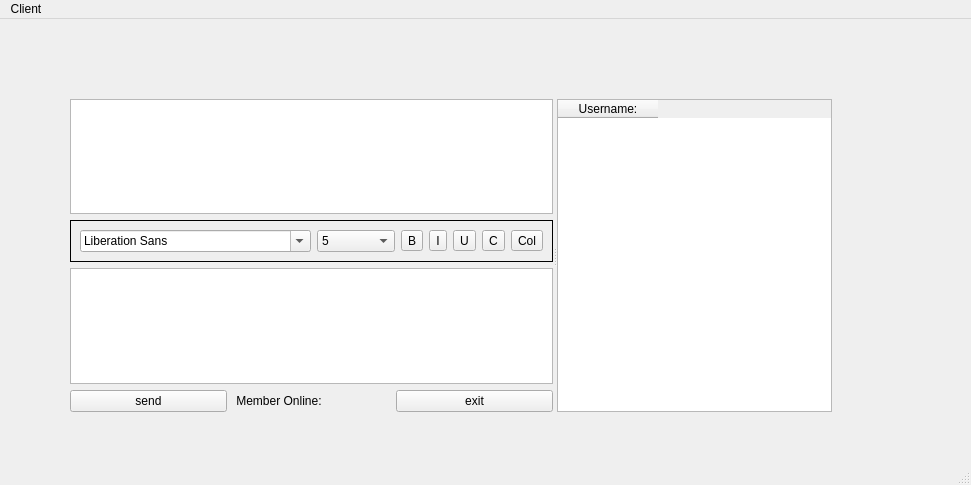
xxzh12/OS_and_Linux_HomeWork, file TcpClient/clientwindow.ui: the form before one commit.
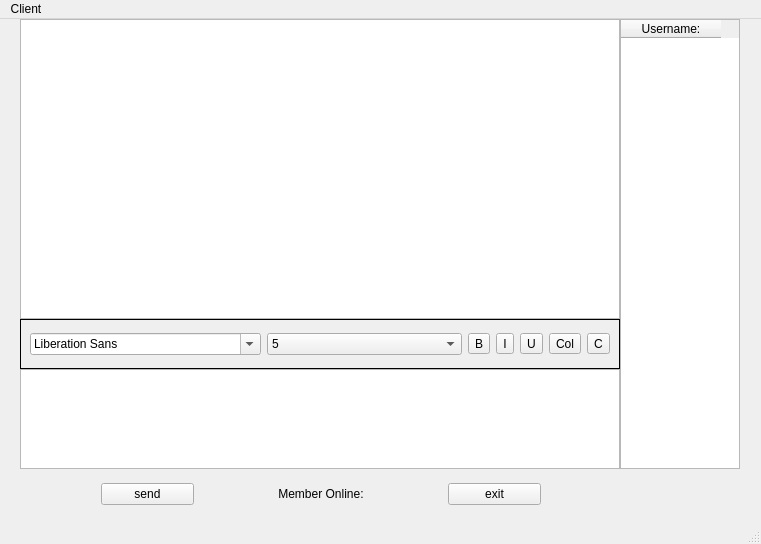
The form after the commit.

```diff
--- a/TcpClient/clientwindow.ui
+++ b/TcpClient/clientwindow.ui
@@ -6,37 +6,38 @@
    <rect>
     <x>0</x>
     <y>0</y>
-    <width>971</width>
-    <height>485</height>
+    <width>761</width>
+    <height>544</height>
    </rect>
   </property>
   <property name="windowTitle">
    <string>MainWindow</string>
   </property>
   <widget class="QWidget" name="centralwidget">
-   <widget class="QSplitter" name="splitter">
+   <widget class="QTableWidget" name="tableWidget">
     <property name="geometry">
      <rect>
-      <x>70</x>
-      <y>80</y>
-      <width>762</width>
-      <height>313</height>
+      <x>620</x>
+      <y>0</y>
+      <width>120</width>
+      <height>450</height>
      </rect>
     </property>
-    <property name="orientation">
-     <enum>Qt::Horizontal</enum>
-    </property>
-    <widget class="QWidget" name="">
-     <layout class="QVBoxLayout" name="verticalLayout_3">
-      <item>
-       <layout class="QVBoxLayout" name="verticalLayout_2">
-        <item>
-         <widget class="QTextBrowser" name="textBrowser"/>
-        </item>
-        <item>
-         <layout class="QVBoxLayout" name="verticalLayout">
-          <item>
+    <column>
+     <property name="text">
+      <string>Username:</string>
+     </property>
+    </column>
+   </widget>
            <widget class="QFrame" name="frame">
+    <property name="geometry">
+     <rect>
+      <x>20</x>
+      <y>300</y>
+      <width>600</width>
+      <height>50</height>
+     </rect>
+    </property>
             <property name="frameShape">
              <enum>QFrame::Box</enum>
             </property>
@@ -117,16 +118,6 @@
                </property>
               </widget>
              </item>
-             <item>
-              <widget class="QToolButton" name="clearTBtn">
-               <property name="toolTip">
-                <string>Clear</string>
-               </property>
-               <property name="text">
-                <string>C</string>
-               </property>
-              </widget>
-             </item>
              <item>
               <widget class="QToolButton" name="colorTBtn">
                <property name="toolTip">
@@ -140,18 +131,64 @@
                </property>
               </widget>
              </item>
-            </layout>
+     <item>
+      <widget class="QToolButton" name="clearTBtn">
+       <property name="toolTip">
+        <string>Clear</string>
+       </property>
+       <property name="text">
+        <string>C</string>
+       </property>
            </widget>
           </item>
          </layout>
-        </item>
-        <item>
-         <widget class="QTextEdit" name="msgTextEdit"/>
-        </item>
-       </layout>
-      </item>
-      <item>
+   </widget>
+   <widget class="QTextEdit" name="msgTextEdit">
+    <property name="geometry">
+     <rect>
+      <x>20</x>
+      <y>350</y>
+      <width>600</width>
+      <height>100</height>
+     </rect>
+    </property>
+   </widget>
+   <widget class="QSplitter" name="splitter">
+    <property name="geometry">
+     <rect>
+      <x>20</x>
+      <y>0</y>
+      <width>600</width>
+      <height>300</height>
+     </rect>
+    </property>
+    <property name="orientation">
+     <enum>Qt::Horizontal</enum>
+    </property>
+    <widget class="QTextBrowser" name="textBrowser"/>
+   </widget>
+   <widget class="QWidget" name="">
+    <property name="geometry">
+     <rect>
+      <x>20</x>
+      <y>460</y>
+      <width>602</width>
+      <height>30</height>
+     </rect>
+    </property>
        <layout class="QHBoxLayout" name="horizontalLayout_2">
+     <property name="spacing">
+      <number>81</number>
+     </property>
+     <property name="leftMargin">
+      <number>81</number>
+     </property>
+     <property name="topMargin">
+      <number>0</number>
+     </property>
+     <property name="rightMargin">
+      <number>81</number>
+     </property>
         <item>
          <widget class="QPushButton" name="pushButton">
           <property name="text">
@@ -174,16 +211,6 @@
          </widget>
         </item>
        </layout>
-      </item>
-     </layout>
-    </widget>
-    <widget class="QTableWidget" name="tableWidget">
-     <column>
-      <property name="text">
-       <string>Username:</string>
-      </property>
-     </column>
-    </widget>
    </widget>
   </widget>
   <widget class="QMenuBar" name="menubar">
@@ -191,7 +218,7 @@
     <rect>
      <x>0</x>
      <y>0</y>
-     <width>971</width>
+     <width>761</width>
      <height>28</height>
     </rect>
    </property>
```
Left out of the diff: 25 changed lines with no effect on the pictures. Lines whose indentation alone changed are shown as unchanged.
